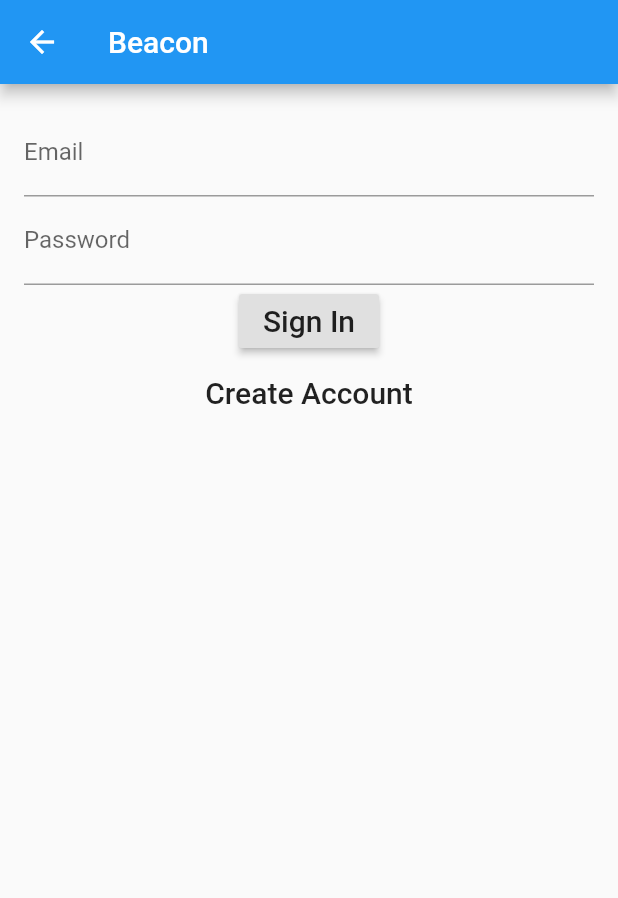
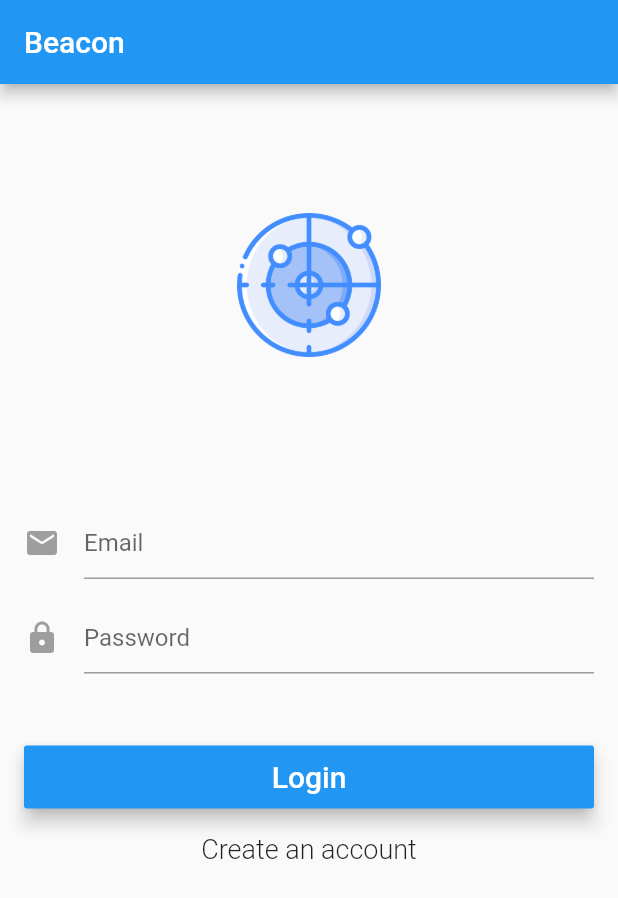
Before and after one commit to null-uw/Beacon, a Flutter app: the screen it shows after launch, on a phone screen of 412 x 824 dp. Shown: the top 898 px of the screen. Run offline on Flutter 3.47's test engine with Material 2 defaults, Android fonts, the phone set to English and light mode, and no system bars; our stand-ins replace firebase_auth, firebase_database, google_maps_flutter; accounts and stored records are empty.

Commit message:
WIP login refactor

```diff
--- a/lib/main.dart
+++ b/lib/main.dart
@@ -1,8 +1,6 @@
 import 'package:flutter/material.dart';
-
-import 'screens/sign_in.dart';
-import 'screens/sign_up.dart';
-import 'screens/home_screen.dart';
+import 'widgets/authentication.dart';
+import 'widgets/root_page.dart';
 
 // Entry point for the Flutter application
 void main() => runApp(MyApp());
@@ -11,12 +9,16 @@ class MyApp extends StatelessWidget {
   @override
   Widget build(BuildContext context) {
     return MaterialApp(
-      routes: {
-        '/': (context) => HomeScreen(),
-        '/sign-in': (context) => SignIn(),
-        '/sign-up': (context) => SignUp(),
-      },
-      initialRoute: '/sign-in',
+      // routes: {
+      //   '/': (context) => HomeScreen(),
+      //   '/sign_in':(context) => LoginSignUpPage(auth:new Auth()),
+      //   '/sign_up': (context) => LoginSignUpPage(auth:new Auth())
+      // },
+      title:'Beacon',
+      theme: new ThemeData(
+         primarySwatch: Colors.blue,
+      ),
+      home: RootPage(auth: new Auth())
     );
   }
 }
--- /dev/null
+++ b/lib/screens/login_signup_page.dart
@@ -0,0 +1,245 @@
+import 'package:flutter/material.dart';
+import '../widgets/authentication.dart';
+
+class LoginSignUpPage extends StatefulWidget {
+  LoginSignUpPage({this.auth, this.onSignedIn});
+
+  final BaseAuth auth;
+  final VoidCallback onSignedIn;
+  @override
+  State<StatefulWidget> createState() => new _LoginSignUpPageState();
+
+}
+
+enum FormMode { LOGIN, SIGNUP}
+
+class _LoginSignUpPageState extends State<LoginSignUpPage>{
+  final _formKey = new GlobalKey<FormState>();
+  String _email;
+  String _password;
+  String _errorMessage;
+  bool _isLoading;
+  FormMode _formMode = FormMode.LOGIN;
+
+  //Checks if form has valid input
+  bool _validateAndSave() {
+    final form = _formKey.currentState;
+    if (form.validate()) {
+      form.save();
+      return true;
+    }
+    return false;
+  }
+
+  //Will validate and attempt to login or sign up user through firebase
+  void _validateAndSubmit() async {
+    setState(() {
+      _errorMessage = "";
+      _isLoading = true;
+    });
+    if(_validateAndSave()) {
+      String userId = "";
+      try {
+        if(_formMode == FormMode.LOGIN) {
+          userId = await widget.auth.signIn(_email, _password);
+          print('Signed in : $userId');
+        } else {
+          userId = await widget.auth.signUp(_email, _password);
+          print('Sign up user: $userId');
+        }
+        //After signing in the callback function from root will cause a rebuild and open up home screen
+        if(userId.length > 0 && userId != null) {
+          widget.onSignedIn();
+        }
+      } catch (e) {
+        String error = e.message;
+        print('Error: $error');
+        setState(() {
+          _isLoading = false;
+          _errorMessage= e.message;
+        });
+      }
+    }
+  }
+
+  //Will either show body or loading screen
+  @override
+  Widget build(BuildContext context) {
+    return new Scaffold(
+      appBar: new AppBar(
+        title: new Text("Beacon"),
+      ),
+      body: Stack(
+        children: <Widget>[
+          _showBody(),
+          _showCircularProgress()
+        ],
+      ),
+    );
+  }
+
+  //Either shows loading screen or nothing depending on if state is still loading
+  Widget _showCircularProgress() {
+    if(_isLoading) {
+      return Center(child: CircularProgressIndicator());
+    } else {
+      return Container(height:0.0, width: 0.0);
+    }
+  }
+
+  //Creates beacon logo
+  Widget _showLogo() {
+    return new Hero(
+      tag: 'hero',
+      child: Padding(
+        padding: EdgeInsets.fromLTRB(0.0, 70.0, 0.0, 0.0),
+        child: CircleAvatar(
+          backgroundColor:Colors.transparent,
+          radius:48.0,
+          child:Image.asset('images/components/beacon_logo.png')
+        )
+      )
+    );
+  }
+
+  //Creates email input that will validate and save input
+  Widget _showEmailInput() {
+    return Padding(
+      padding: const EdgeInsets.fromLTRB(0.0, 100.0, 0.0, 0.0),
+      child: TextFormField(
+        maxLines:1,
+        keyboardType: TextInputType.emailAddress,
+        autofocus:false,
+        decoration: InputDecoration(
+          hintText: 'Email',
+          icon: Icon(
+            Icons.mail,
+            color:Colors.grey
+          )
+        ),
+        validator: (value) => value.isEmpty ? 'Email can\'t be empty' : null,
+        onSaved: (value) => _email = value,
+      ),
+    );
+  }
+
+  //Creates password input that will validate and save input
+  Widget _showPasswordInput() {
+    return Padding(
+      padding: const EdgeInsets.fromLTRB(0.0, 15.0, 0.0, 0.0),
+      child: TextFormField(
+        maxLines: 1,
+        obscureText: true,
+        autofocus: false,
+        decoration: InputDecoration(
+            hintText: 'Password',
+            icon: Icon(
+              Icons.lock,
+              color: Colors.grey,
+            )),
+        validator: (value) => value.isEmpty ? 'Password can\'t be empty' : null,
+        onSaved: (value) => _password = value,
+      ),
+    );
+  }
+
+  //The main button for logging in or signing up depending on formMode
+  Widget _showPrimaryButton() {
+    return new Padding(
+        padding: EdgeInsets.fromLTRB(0.0, 45.0, 0.0, 0.0),
+        child: new MaterialButton(
+          elevation: 5.0,
+          minWidth: 200.0,
+          height: 42.0,
+          color: Colors.blue,
+          child: _formMode == FormMode.LOGIN
+              ? new Text('Login',
+                  style: new TextStyle(fontSize: 20.0, color: Colors.white))
+              : new Text('Create account',
+                  style: new TextStyle(fontSize: 20.0, color: Colors.white)),
+          onPressed: _validateAndSubmit,
+        ));
+  }
+
+  @override
+  void initState() {
+    _errorMessage = "";
+    _isLoading = false;
+    super.initState();
+  }
+
+  //Switches button usage for sign up
+  void _changeFormToSignUp() {
+    _formKey.currentState.reset();
+    _errorMessage = "";
+    setState(() {
+      _formMode = FormMode.SIGNUP;
+    });
+  }
+
+  //Switches button usage for sign in
+  void _changeFormToLogin() {
+    _formKey.currentState.reset();
+    _errorMessage = "";
+    setState(() {
+      _formMode = FormMode.LOGIN;
+    });
+  }
+
+  //Secondary button for moving to sign in or sign up
+  Widget _showSecondaryButton() {
+    return new FlatButton(
+      child: _formMode == FormMode.LOGIN
+            ? new Text('Create an account',
+                style: new TextStyle(fontSize: 18.0, fontWeight: FontWeight.w300))
+            : new Text('Have an account? Sign in',
+                style:
+                    new TextStyle(fontSize: 18.0, fontWeight: FontWeight.w300)),
+        onPressed: _formMode == FormMode.LOGIN
+            ? _changeFormToSignUp
+            : _changeFormToLogin,
+      );
+  }
+
+  //Presents errors based off what comes from firebase
+  Widget _showErrorMessage() {
+    if (_errorMessage.length > 0 && _errorMessage != null) {
+      return new Padding(
+        padding: EdgeInsets.fromLTRB(0.0, 45.0, 0.0, 0.0),
+        child:new Text(
+          _errorMessage,
+          style: TextStyle(
+              fontSize: 13.0,
+              color: Colors.red,
+              height: 1.0,
+              fontWeight: FontWeight.w300),
+        )
+      );
+    } else {
+      return new Container(
+        height: 0.0,
+      );
+    }
+  }
+
+  //Creates the main body of the login/sign up
+  Widget _showBody(){
+    return new Container(
+      padding: EdgeInsets.all(16.0),
+      child: new Form(
+        key: _formKey,
+        child: new ListView(
+          shrinkWrap: true,
+          children: <Widget>[
+            _showLogo(),
+            _showEmailInput(),
+            _showPasswordInput(),
+            _showErrorMessage(),
+            _showPrimaryButton(),
+            _showSecondaryButton(),
+          ],
+        ),
+      )
+    );
+  }
+}
--- a/lib/screens/sign_in.dart
+++ /dev/null
@@ -1,190 +0,0 @@
-import 'package:flutter/material.dart';
-import 'package:firebase_auth/firebase_auth.dart';
-import './home_screen.dart';
-
-// The sign in component will show up if the user has clicked the sign in button from the signup screen.
-// The goal of the screen is to get the user to log in with their already created email and password.
-class SignIn extends StatefulWidget {
-  @override
-  State<StatefulWidget> createState() => new _SignInPageState();
-}
-enum FormType {
-  login,
-  register
-}
-
-class _SignInPageState extends State<SignIn> {
-  final formKey = GlobalKey<FormState>();
-  String _email;
-  String _password;
-  String _name;
-  bool _combo = true;
-  FormType _formType = FormType.login;
-
-  bool validateAndSave() {
-    final form = formKey.currentState;
-    if(form.validate()) {
-      form.save();
-      print("email: $_email");
-      print("password: $_password");
-      return true;
-    } else {
-      return false;
-    }
-  }
-
-  void validateAndSubmit(BuildContext ctx) async {
-    if(validateAndSave()) {
-      try {
-        if(_formType == FormType.register) {
-          FirebaseUser user = await FirebaseAuth.instance.createUserWithEmailAndPassword(email:_email, password:_password);
-        }
-        try {
-          FirebaseUser user = await FirebaseAuth.instance.signInWithEmailAndPassword(email:_email, password:_password);
-          print("Signed In!");
-          print(user.uid + ": $_name");
-          Navigator.pushReplacementNamed(
-            ctx,
-            '/'
-          );
-        }
-        catch(e) {
-          print(e);
-          setState(() {
-            _combo = false;
-          });
-        }
-      }
-      catch(e) {
-        print(e);
-      }
-    } else {
-
-    }
-  }
-
-  void moveToRegister() {
-    setState(() {
-      _combo = true;
-      _formType = FormType.register;
-    });
-  }
-
-  void moveToLogin() {
-    setState(() {
-      _formType = FormType.login;
-    });
-  }
-
-  String checkVal(String val) {
-    if(val.isEmpty) {
-      return "Cannot be empty";
-    } else if (!_combo) {
-      return "Improper combination";
-    } else {
-      return null;
-    }
-  }
-
-  @override
-  Widget build(BuildContext ctx) {
-
-    return Scaffold(
-      appBar: new AppBar(
-        title:new Text("Beacon")
-      ),
-      body:new Container(
-        padding:new EdgeInsets.all(16.0),
-        child:new Form(
-          key:formKey,
-          child:new Column(
-            children: buildInput() + buildSubmitButton(ctx)
-          ),
-        )
-      )
-    );
-  }
-
-  List<Widget> buildInput() {
-    if(_formType == FormType.login) {
-      return[
-        new TextFormField(
-          decoration: new InputDecoration(labelText:"Email"),
-          validator: (val) => val.isEmpty ? 'Email cannot be empty' : null,
-          onSaved: (val) => _email = val,
-        ),
-        new TextFormField(
-          decoration: new InputDecoration(labelText:"Password"),
-          obscureText: true,
-          validator: (val) => val.isEmpty ? 'Password cannot be empty' : null,
-          onSaved: (val) => _password = val
-        )
-      ];
-    } else {
-      return[
-        TextFormField(
-          decoration: InputDecoration(labelText: "Name"),
-          validator: (val) => val.isEmpty ? 'Name cannot be empty' : null,
-          onSaved: (val) => _name = val
-        ),
-        TextFormField(
-          decoration: InputDecoration(labelText:"Email"),
-          validator: (val) => val.isEmpty ? 'Email cannot be empty' : null,
-          onSaved: (val) => _email = val,
-        ),
-        TextFormField(
-          decoration: InputDecoration(labelText:"Password"),
-          obscureText: true,
-          validator: (val) => val.isEmpty ? 'Password cannot be empty' : null,
-          onSaved: (val) => _password = val
-        )
-      ];
-    }
-  }
-
-  List<Widget> buildSubmitButton(BuildContext ctx) {
-    if(!_combo) {
-      return[
-        new Text(
-          "Invalid combination", style:TextStyle(fontSize:20, fontStyle: FontStyle.italic, color: Colors.red),
-        ),
-        new RaisedButton(
-          child: new Text('Sign In', style:TextStyle(fontSize: 20)),
-          onPressed: () {
-            validateAndSubmit(ctx);
-          },
-        ),
-        new FlatButton(
-          child:new Text('Create Account', style:TextStyle(fontSize:20)),
-          onPressed: moveToRegister
-        )
-      ];
-    } else if(_formType == FormType.login) {
-      return[
-        new RaisedButton(
-          child: new Text('Sign In', style:TextStyle(fontSize: 20)),
-          onPressed: () {
-            validateAndSubmit(ctx);
-          },
-        ),
-        new FlatButton(
-          child:new Text('Create Account', style:TextStyle(fontSize:20)),
-          onPressed: moveToRegister
-        )
-      ];
-    } else {
-      return[
-        new RaisedButton(
-          child: new Text('Register', style:TextStyle(fontSize: 20)),
-          onPressed: () {
-            validateAndSubmit(ctx);
-          }
-        ),
-        new FlatButton(
-          child:new Text('Already have an account? Sign in', style:TextStyle(fontSize:20)),
-          onPressed: moveToLogin
-        )
-      ];
-    }
-  }
-}
--- /dev/null
+++ b/lib/widgets/root_page.dart
@@ -0,0 +1,99 @@
+import 'package:flutter/material.dart';
+import '../screens/login_signup_page.dart';
+import './authentication.dart';
+import '../screens/home_screen.dart';
+
+class RootPage extends StatefulWidget {
+  RootPage({this.auth});
+
+  final BaseAuth auth;
+
+  @override
+  State<StatefulWidget> createState() => new _RootPageState();
+}
+
+enum AuthStatus {
+  NOT_DETERMINED,
+  NOT_LOGGED_IN,
+  LOGGED_IN,
+}
+
+class _RootPageState extends State<RootPage> {
+  AuthStatus authStatus = AuthStatus.NOT_DETERMINED;
+  String _userId = "";
+
+  //Checks if user is logged in or not for the initial state
+  @override
+  void initState() {
+    super.initState();
+    widget.auth.getCurrentUser().then((uid) {
+      setState(() {
+        if (uid != null) {
+          _userId = uid;
+        }
+        authStatus =
+            uid == null ? AuthStatus.NOT_LOGGED_IN : AuthStatus.LOGGED_IN;
+      });
+    });
+  }
+
+  //Used as callback function. Will cause a rebuild when user signs in
+  void _onLoggedIn() {
+    widget.auth.getCurrentUser().then((uid){
+      setState(() {
+        _userId = uid.toString();
+      });
+    });
+    setState(() {
+      authStatus = AuthStatus.LOGGED_IN;
+
+    });
+  }
+
+  //Used as callback function. Will cause a rebuild when user signs out.
+  void _onSignedOut() {
+    setState(() {
+      authStatus = AuthStatus.NOT_LOGGED_IN;
+      _userId = "";
+    });
+  }
+
+  //Creates a loading screen
+  Widget _buildWaitingScreen() {
+    return Scaffold(
+      body: Container(
+        alignment: Alignment.center,
+        child: CircularProgressIndicator(),
+      ),
+    );
+  }
+
+  //Determines which screen to show based off the authentication status
+  @override
+  Widget build(BuildContext context) {
+    switch (authStatus) {
+      //Loading screen will show while constructor is initializing state
+      case AuthStatus.NOT_DETERMINED:
+        return _buildWaitingScreen();
+        break;
+      //Send to login/sign up if user is not authenticated
+      case AuthStatus.NOT_LOGGED_IN:
+        return new LoginSignUpPage(
+          auth: widget.auth,
+          onSignedIn: _onLoggedIn,
+        );
+        break;
+      //Send to home screen if user is logged in
+      case AuthStatus.LOGGED_IN:
+        if (_userId.length > 0 && _userId != null) {
+          return new HomeScreen(
+            auth:widget.auth,
+            onSignedOut:_onSignedOut
+          );
+        } else return _buildWaitingScreen();
+        break;
+      default:
+        return _buildWaitingScreen();
+    }
+  }
+}
--- a/pubspec.yaml
+++ b/pubspec.yaml
@@ -52,6 +52,8 @@ flutter:
   # assets:
   #  - images/a_dot_burr.jpeg
   #  - images/a_dot_ham.jpeg
+  assets:
+    - images/components/beacon_logo.png
 
   # An image asset can refer to one or more resolution-specific "variants", see
   # https://flutter.io/assets-and-images/#resolution-aware.
```
Also changed, not shown: lib/screens/home_screen.dart (+8 -5 lines), lib/screens/sign_up.dart (deleted, +0 -28 lines), lib/widgets/authentication.dart (added, +41 -0 lines), images/components/beacon_logo.png (added).
